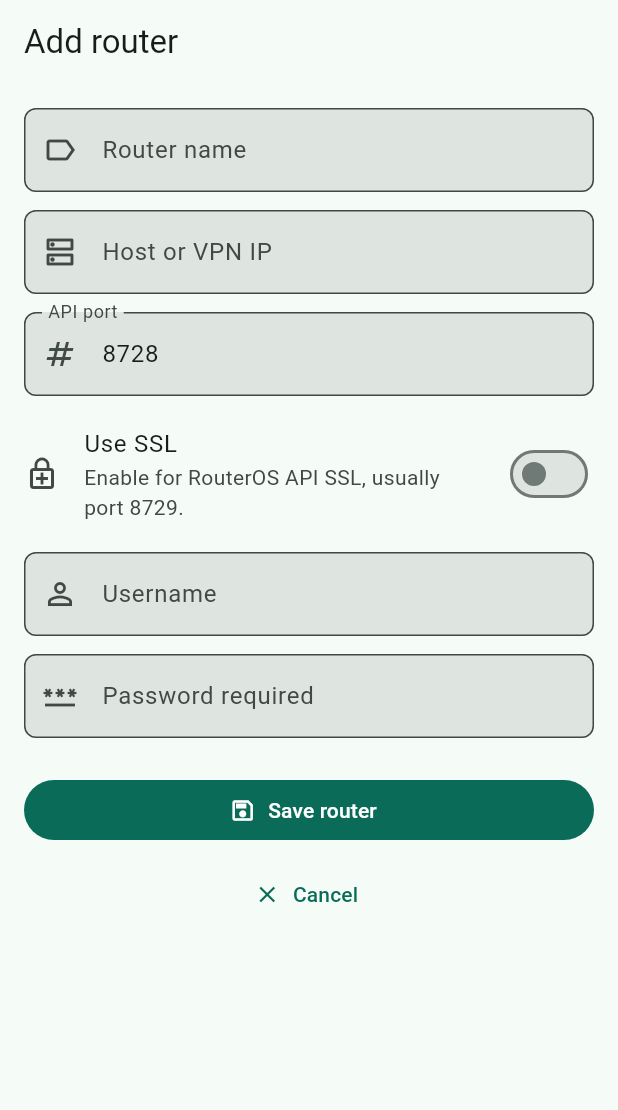
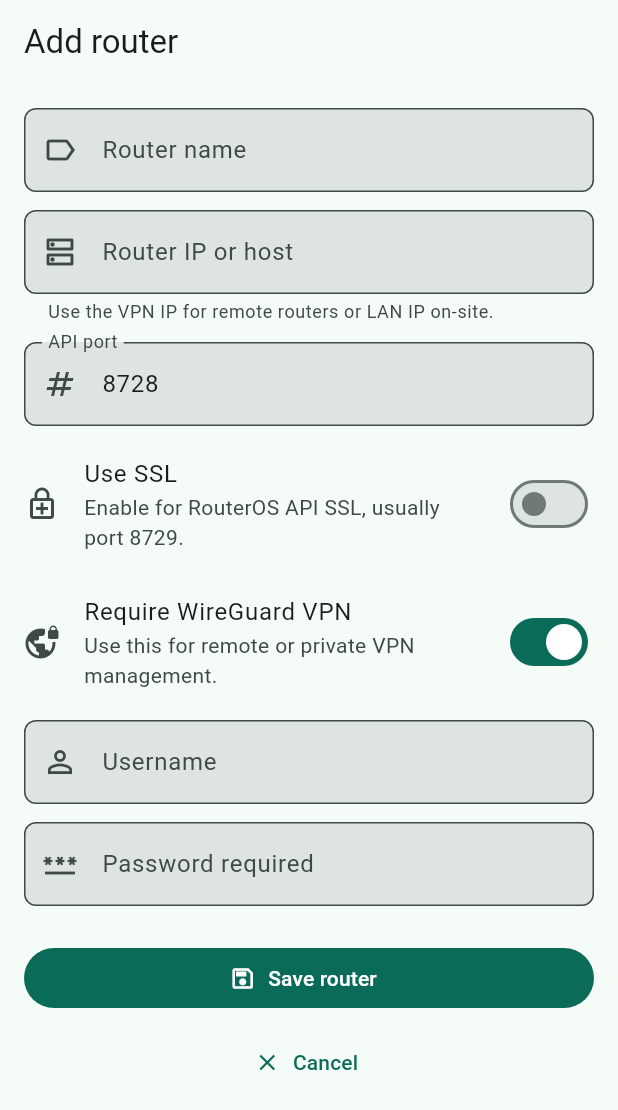
Before and after one commit to Uszkido/wirespot, a Flutter app: the RouterFormPage screen opened by its route, on a phone screen of 412 x 824 dp. Shown: the top 1110 px of the screen. Run offline on Flutter 3.47's test engine with Material 3 defaults, Android fonts, the phone set to English and light mode, and no system bars; our stand-ins replace dio, drift, flutter_riverpod, flutter_secure_storage, get_it, go_router and 2 more; accounts and stored records are empty; generated files the repository leaves out were written again.

Commit message:
Add local LAN router mode

```diff
--- a/lib/core/database/tables/routers_table.dart
+++ b/lib/core/database/tables/routers_table.dart
@@ -8,6 +8,7 @@ class Routers extends Table {
   TextColumn get host => text().withLength(min: 1, max: 255)();
   IntColumn get apiPort => integer().withDefault(const Constant(8728))();
   BoolColumn get useSsl => boolean().withDefault(const Constant(false))();
+  BoolColumn get requireVpn => boolean().withDefault(const Constant(true))();
   TextColumn get username => text().withLength(min: 1, max: 80)();
   TextColumn get identity => text().nullable()();
   TextColumn get version => text().nullable()();
--- a/lib/features/routers/data/router_local_repository.dart
+++ b/lib/features/routers/data/router_local_repository.dart
@@ -52,6 +52,7 @@ class RouterLocalRepository implements RouterRepository {
             groupId: Value(router.groupId),
             apiPort: Value(router.apiPort),
             useSsl: Value(router.useSsl),
+            requireVpn: Value(router.requireVpn),
             identity: Value(router.identity),
             version: Value(router.version),
             boardName: Value(router.boardName),
@@ -105,6 +106,7 @@ RouterEntity _mapRouter(RouterRecord record) {
     host: record.host,
     apiPort: record.apiPort,
     useSsl: record.useSsl,
+    requireVpn: record.requireVpn,
     username: record.username,
     identity: record.identity,
     version: record.version,
--- a/lib/features/routers/data/routeros_connection_service.dart
+++ b/lib/features/routers/data/routeros_connection_service.dart
@@ -60,7 +60,9 @@ class RouterOsConnectionService implements RouterConnectionService {
     required Map<String, String> attributes,
     required List<String> queries,
   }) async {
-    await _ensureVpnIsConnected();
+    if (router.requireVpn) {
+      await _ensureVpnIsConnected();
+    }
     final credentials = await _credentialStore.read(router.id);
     if (credentials == null) {
       throw const RouterOsAuthenticationException(
--- a/lib/features/routers/domain/entities/router_entity.dart
+++ b/lib/features/routers/domain/entities/router_entity.dart
@@ -7,6 +7,7 @@ class RouterEntity {
     this.groupId,
     this.apiPort = 8728,
     this.useSsl = false,
+    this.requireVpn = true,
     this.identity,
     this.version,
     this.boardName,
@@ -22,6 +23,7 @@ class RouterEntity {
   final String host;
   final int apiPort;
   final bool useSsl;
+  final bool requireVpn;
   final String username;
   final String? identity;
   final String? version;
--- a/lib/features/routers/presentation/router_form_page.dart
+++ b/lib/features/routers/presentation/router_form_page.dart
@@ -29,6 +29,7 @@ class _RouterFormPageState extends ConsumerState<RouterFormPage> {
   final _passwordController = TextEditingController();
 
   bool _useSsl = false;
+  bool _requireVpn = true;
   bool _isSaving = false;
   bool _didHydrate = false;
 
@@ -110,9 +111,11 @@ class _RouterFormPageState extends ConsumerState<RouterFormPage> {
             usernameController: _usernameController,
             passwordController: _passwordController,
             useSsl: _useSsl,
+            requireVpn: _requireVpn,
             isEditing: _isEditing,
             isSaving: _isSaving,
             onUseSslChanged: (value) => setState(() => _useSsl = value),
+            onRequireVpnChanged: (value) => setState(() => _requireVpn = value),
             onSave: () => _save(existingRouter),
           );
         },
@@ -130,6 +133,7 @@ class _RouterFormPageState extends ConsumerState<RouterFormPage> {
     _portController.text = router.apiPort.toString();
     _usernameController.text = router.username;
     _useSsl = router.useSsl;
+    _requireVpn = router.requireVpn;
     _didHydrate = true;
   }
 
@@ -164,6 +168,7 @@ class _RouterFormPageState extends ConsumerState<RouterFormPage> {
         host: _hostController.text.trim(),
         apiPort: int.parse(_portController.text.trim()),
         useSsl: _useSsl,
+        requireVpn: _requireVpn,
         username: _usernameController.text.trim(),
         identity: existingRouter?.identity,
         version: existingRouter?.version,
@@ -217,9 +222,11 @@ class _RouterFormBody extends StatelessWidget {
     required this.usernameController,
     required this.passwordController,
     required this.useSsl,
+    required this.requireVpn,
     required this.isEditing,
     required this.isSaving,
     required this.onUseSslChanged,
+    required this.onRequireVpnChanged,
     required this.onSave,
   });
 
@@ -230,9 +237,11 @@ class _RouterFormBody extends StatelessWidget {
   final TextEditingController usernameController;
   final TextEditingController passwordController;
   final bool useSsl;
+  final bool requireVpn;
   final bool isEditing;
   final bool isSaving;
   final ValueChanged<bool> onUseSslChanged;
+  final ValueChanged<bool> onRequireVpnChanged;
   final VoidCallback onSave;
 
   @override
@@ -265,7 +274,8 @@ class _RouterFormBody extends StatelessWidget {
                   validator: (value) =>
                       Validators.requiredText(value, label: 'Host'),
                   decoration: const InputDecoration(
-                    labelText: 'Host or VPN IP',
+                    labelText: 'Router IP or host',
+                    helperText: 'Use the VPN IP for remote routers or LAN IP on-site.',
                     prefixIcon: Icon(Icons.dns_outlined),
                   ),
                 ),
@@ -291,6 +301,24 @@ class _RouterFormBody extends StatelessWidget {
                     style: TextStyle(color: colorScheme.onSurfaceVariant),
                   ),
                   secondary: const Icon(Icons.enhanced_encryption_outlined),
+                  contentPadding: EdgeInsets.zero,
+                ),
+                const SizedBox(height: 12),
+                SwitchListTile(
+                  value: requireVpn,
+                  onChanged: onRequireVpnChanged,
+                  title: const Text('Require WireGuard VPN'),
+                  subtitle: Text(
+                    requireVpn
+                        ? 'Use this for remote or private VPN management.'
+                        : 'Local LAN mode: connect directly when on-site.',
+                    style: TextStyle(color: colorScheme.onSurfaceVariant),
+                  ),
+                  secondary: Icon(
+                    requireVpn
+                        ? Icons.vpn_lock_outlined
+                        : Icons.lan_outlined,
+                  ),
                   contentPadding: EdgeInsets.zero,
                 ),
                 const SizedBox(height: 12),
--- a/lib/features/routers/presentation/routers_page.dart
+++ b/lib/features/routers/presentation/routers_page.dart
@@ -84,7 +84,11 @@ class _RouterTile extends ConsumerWidget {
           overflow: TextOverflow.ellipsis,
         ),
         subtitle: Text(
-          '${router.host}:${router.apiPort}${router.useSsl ? ' SSL' : ''}',
+          [
+            '${router.host}:${router.apiPort}',
+            if (router.useSsl) 'SSL',
+            router.requireVpn ? 'WireGuard required' : 'Local LAN',
+          ].join(' · '),
           maxLines: 1,
           overflow: TextOverflow.ellipsis,
         ),
```
Also changed, not shown: lib/core/database/app_database.dart (+6 -1 lines), lib/features/dashboard/presentation/dashboard_page.dart (+37 -4 lines), lib/core/database/app_database.g.dart, 3 other files.
